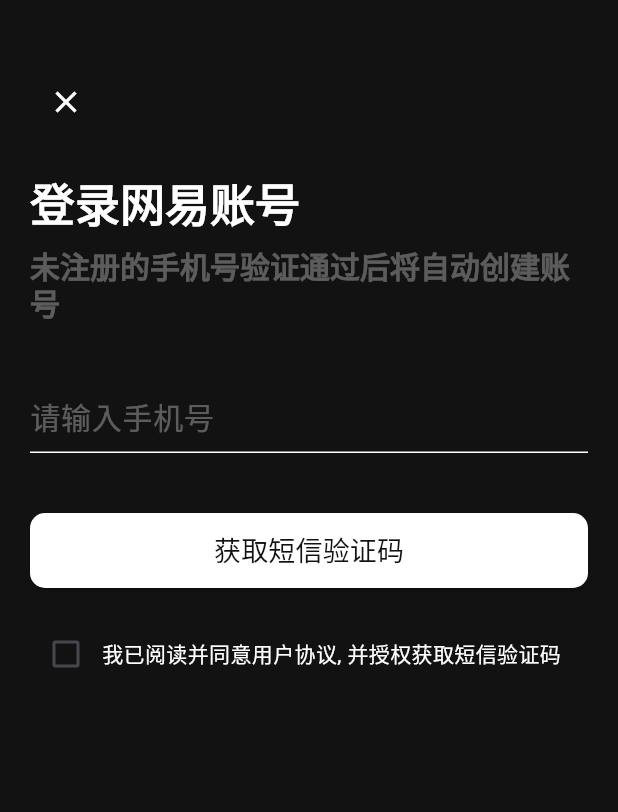
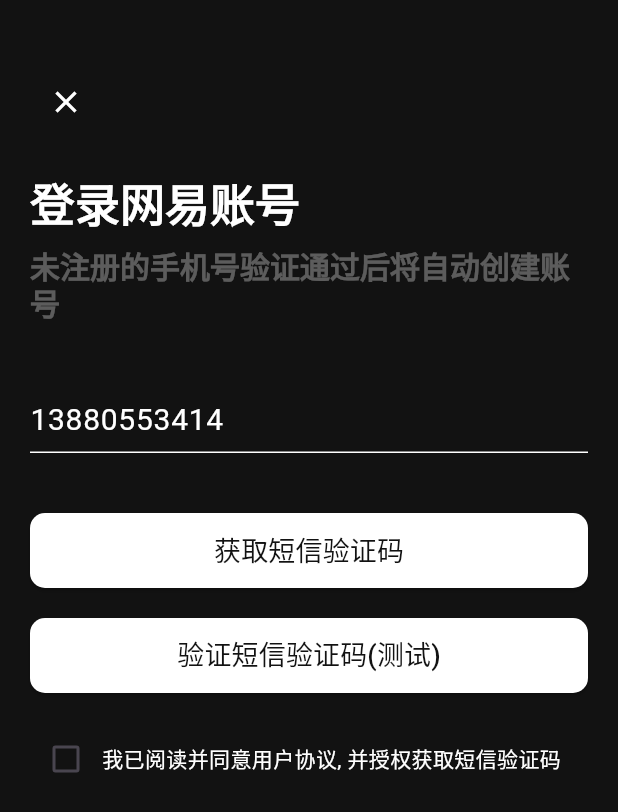
Before and after one commit to aidaole/AiMusic, a Flutter app: the screen it shows after launch, item 3 of the bottom bar chosen, after a tap on the "settings" icon, on a phone screen of 412 x 824 dp. Shown: the top 812 px of the screen. Run offline on Flutter 3.47's test engine with Material 3 defaults, Android fonts, the light colour scheme and no system bars; our stand-ins replace dio, stack_trace; missing offline and left inert: cookie_jar, dio_cookie_manager; network calls fail; statements that could not run were skipped.

Commit message:
[添加路由, 短信验证码获取, 短信验证]

```diff
--- a/lib/app.dart
+++ b/lib/app.dart
@@ -1,7 +1,9 @@
+import 'package:ai_music/routes/app_routes.dart';
 import 'package:flutter/material.dart';
 import 'package:flutter/services.dart';
 
 import 'modules/home/home_page.dart';
+import 'routes/app_pages.dart';
 
 class App extends StatelessWidget {
   const App({super.key});
@@ -50,6 +52,9 @@
           ),
           iconTheme: const IconThemeData(color: Colors.white)),
       home: const HomePage(),
+      initialRoute: AppRoutes.home,
+      routes: AppPages.routes,
+      onUnknownRoute: (settings) => AppPages.unknownRoute,
     );
   }
 }
--- a/lib/modules/account/account_page.dart
+++ b/lib/modules/account/account_page.dart
@@ -1,8 +1,9 @@
 import 'package:flutter/material.dart';
 
+import '../../routes/app_routes.dart';
+import '../../routes/route_helper.dart';
 import '../../themes/theme_color.dart';
 import "../../themes/theme_size.dart";
-import '../login/phone_code_login_page.dart';
 
 class AccountPage extends StatelessWidget {
   const AccountPage({super.key});
@@ -235,8 +236,7 @@
           padding: EdgeInsets.all(padding),
           child: IconButton(
             onPressed: () {
-              Navigator.push(
-                  context, MaterialPageRoute(builder: (context) => PhoneCodeLoginPage()));
+              RouteHelper.push(context, AppRoutes.smsLogin);
             },
             icon: Icon(
               Icons.settings,
--- a/lib/modules/login/phone_code_login_page.dart
+++ b/lib/modules/login/sms_code_login_page.dart
@@ -1,12 +1,15 @@
+import 'package:ai_music/routes/route_helper.dart';
 import 'package:ai_music/themes/theme_color.dart';
-import 'package:ai_music/widgets/StatusBarPlaceHolder.dart';
+import 'package:ai_music/widgets/status_bar_playce_holder.dart';
 import 'package:flutter/material.dart';
 
 import '../../network/dio_utils.dart';
+import '../../routes/app_routes.dart';
 import '../../themes/theme_size.dart';
+import '../../widgets/common_button.dart';
 
-class PhoneCodeLoginPage extends StatelessWidget {
-  PhoneCodeLoginPage({super.key});
+class SmsCodeLoginPage extends StatelessWidget {
+  SmsCodeLoginPage({super.key});
 
   final TextEditingController _phoneInputController = TextEditingController();
 
@@ -51,7 +54,12 @@
           const SizedBox(
             height: 40,
           ),
-          _buildGetSmsCodeButton(),
+          _buildGetSmsCodeButton(context),
+          const SizedBox(
+            height: 20,
+          ),
+          // 临时测试按钮,用于跳转到验证码页面
+          _buildJumpVerifyCodePage(context),
           const SizedBox(
             height: 20,
           ),
@@ -79,7 +87,7 @@
 
   _buildPhoneInputWidget() {
     return TextField(
-      controller: _phoneInputController,
+      controller: _phoneInputController..text = '13880553414',
       style: const TextStyle(color: Colors.white, fontSize: 20),
       keyboardType: TextInputType.phone,
       decoration: InputDecoration(
@@ -95,30 +103,22 @@
     );
   }
 
-  _buildGetSmsCodeButton() {
+  _buildGetSmsCodeButton(BuildContext context) {
     return SizedBox(
       width: double.infinity, // 按钮宽度占满父容器
       height: 50, // 设置按钮高度
-      child: ElevatedButton(
-        onPressed: () {
+      child: CommonButton(
+        text: '获取短信验证码',
+        onPressed: () async {
           // 获取短信验证码
           final phone = _phoneInputController.text;
-          DioUtils.post(path: '/captcha/sent?phone=$phone');
+          final response = await DioUtils.get(path: '/captcha/sent?phone=$phone');
+
+          // 如果请求成功且状态码为200,跳转到验证码输入页面
+          if (response != null && response['code'] == 200) {
+            RouteHelper.push(context, AppRoutes.smsVerifyCode, arguments: phone);
+          }
         },
-        style: ElevatedButton.styleFrom(
-          backgroundColor: Colors.white, // 按钮背景色为白色
-          shape: RoundedRectangleBorder(
-            borderRadius: BorderRadius.circular(10), // 设置圆角半径
-          ),
-        ),
-        child: const Text(
-          '获取短信验证码',
-          style: TextStyle(
-            fontSize: 18,
-            color: defaultBgColor, // 使用主题中定义的背景色作为文字颜色
-            fontWeight: FontWeight.w500,
-          ),
-        ),
       ),
     );
   }
@@ -131,4 +131,13 @@
       ],
     );
   }
+
+  _buildJumpVerifyCodePage(BuildContext context) {
+    return CommonButton(
+      text: '验证短信验证码(测试)',
+      onPressed: () {
+        RouteHelper.push(context, AppRoutes.smsVerifyCode);
+      },
+    );
+  }
 }
--- a/lib/network/dio_utils.dart
+++ b/lib/network/dio_utils.dart
@@ -1,4 +1,5 @@
 import 'dart:io';
+import 'package:ai_music/common/log_util.dart';
 import 'package:dio/dio.dart';
 import 'package:dio_cookie_manager/dio_cookie_manager.dart';
 import 'package:cookie_jar/cookie_jar.dart';
@@ -20,7 +21,7 @@
   static const int _connectTimeout = 15000; // 15秒
   static const int _receiveTimeout = 15000;
   static const int _sendTimeout = 10000;
-  static const String _baseUrl = 'http://localhost:3000/'; // 替换为你的基础URL
+  static const String _baseUrl = 'http://10.22.81.173:3000/'; // 替换为你的基础URL
 
   // 初始化 Dio
   static Future<void> init() async {
@@ -189,7 +190,7 @@
   static void _handleError(DioException error) {
     // 这里可以添加统一的错误处理逻辑
     // 比如显示错误提示、日志记录等
-    print('请求错误: ${error.message}');
+    LogUtil.e('请求错误: ${error.message}');
   }
 
   // 清除所有 Cookie
--- /dev/null
+++ b/lib/routes/app_pages.dart
@@ -0,0 +1,30 @@
+import 'package:flutter/material.dart';
+
+import '../modules/home/home_page.dart';
+import '../modules/login/sms_code_login_page.dart';
+import '../modules/login/sms_verify_phone_code_page.dart';
+import 'app_routes.dart';
+// 导入其他页面
+
+/// 页面路由配置
+class AppPages {
+  /// 初始路由
+  static const initial = AppRoutes.home;
+
+  /// 路由页面配置
+  static final routes = <String, WidgetBuilder>{
+    // 主页模块
+    AppRoutes.home: (context) => const HomePage(),
+    // 登录模块
+    AppRoutes.smsLogin: (context) => SmsCodeLoginPage(),
+    AppRoutes.smsVerifyCode: (context) => const SmsVerifyPhoneCodePage(),
+  };
+
+  /// 404页面
+  static final unknownRoute = MaterialPageRoute(
+    builder: (context) => Scaffold(
+      appBar: AppBar(title: const Text('页面不存在')),
+      body: const Center(child: Text('404')),
+    ),
+  );
+}
--- /dev/null
+++ b/lib/routes/app_routes.dart
@@ -0,0 +1,20 @@
+/// 路由名称常量
+abstract class AppRoutes {
+  // 登录相关
+  static const login = '/login';
+  static const smsLogin = '/login/sms_login';
+  static const smsVerifyCode = '/login/sms_verify_code';
+
+  // 主页相关
+  static const home = '/home';
+  static const discover = '/home/discover';
+  static const profile = '/home/profile';
+
+  // 播放相关
+  static const player = '/player';
+  static const playlist = '/playlist';
+
+  // 设置相关
+  static const settings = '/settings';
+  static const theme = '/settings/theme';
+}
--- /dev/null
+++ b/lib/routes/route_helper.dart
@@ -0,0 +1,52 @@
+import 'package:flutter/material.dart';
+
+/// 路由助手类
+class RouteHelper {
+  /// 导航到指定页面
+  static Future<T?> push<T extends Object?>(
+    BuildContext context,
+    String routeName, {
+    Object? arguments,
+  }) {
+    return Navigator.pushNamed(context, routeName, arguments: arguments);
+  }
+
+  /// 替换当前页面
+  static Future<T?> replace<T extends Object?>(
+    BuildContext context,
+    String routeName, {
+    Object? arguments,
+  }) {
+    return Navigator.pushReplacementNamed(context, routeName, arguments: arguments);
+  }
+
+  /// 移除所有页面，并导航到指定页面
+  static Future<T?> pushAndRemoveUntil<T extends Object?>(
+    BuildContext context,
+    String routeName, {
+    Object? arguments,
+    bool keepPreviousPages = false,
+  }) {
+    return Navigator.pushNamedAndRemoveUntil(
+      context,
+      routeName,
+      (route) => keepPreviousPages,
+      arguments: arguments,
+    );
+  }
+
+  /// 返回上一页
+  static void pop<T extends Object?>(BuildContext context, [T? result]) {
+    Navigator.pop(context, result);
+  }
+
+  /// 返回到指定页面
+  static void popUntil(BuildContext context, String routeName) {
+    Navigator.popUntil(context, ModalRoute.withName(routeName));
+  }
+
+  /// 获取路由参数
+  static T? arguments<T>(BuildContext context) {
+    return ModalRoute.of(context)?.settings.arguments as T?;
+  }
+}
--- /dev/null
+++ b/lib/widgets/common_button.dart
@@ -0,0 +1,46 @@
+import 'package:flutter/material.dart';
+import '../themes/theme_color.dart';
+
+class CommonButton extends StatelessWidget {
+  final String text;
+  final VoidCallback? onPressed;
+  final double? width;
+  final double height;
+  final Color? backgroundColor;
+  final Color? textColor;
+
+  const CommonButton({
+    super.key,
+    required this.text,
+    this.onPressed,
+    this.width,
+    this.height = 50,
+    this.backgroundColor = Colors.white,
+    this.textColor = defaultBgColor,
+  });
+
+  @override
+  Widget build(BuildContext context) {
+    return SizedBox(
+      width: width ?? double.infinity,
+      height: height,
+      child: ElevatedButton(
+        onPressed: onPressed,
+        style: ElevatedButton.styleFrom(
+          backgroundColor: backgroundColor,
+          shape: RoundedRectangleBorder(
+            borderRadius: BorderRadius.circular(10),
+          ),
+        ),
+        child: Text(
+          text,
+          style: TextStyle(
+            fontSize: 18,
+            color: textColor,
+            fontWeight: FontWeight.w500,
+          ),
+        ),
+      ),
+    );
+  }
+}
```
Also changed, not shown: lib/modules/login/sms_verify_phone_code_page.dart (added, +147 -0 lines), lib/widgets/status_bar_playce_holder.dart (renamed from lib/widgets/StatusBarPlaceHolder.dart).
